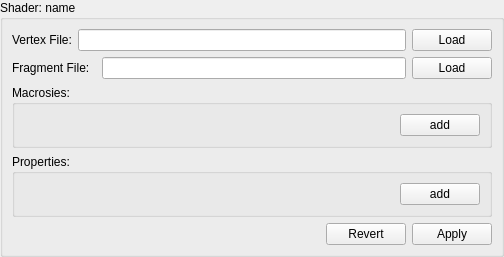
Above: Editor/Sources/PropertyViews/ShaderView.ui from maxon887/Cross before the change. Below: the same form after it.
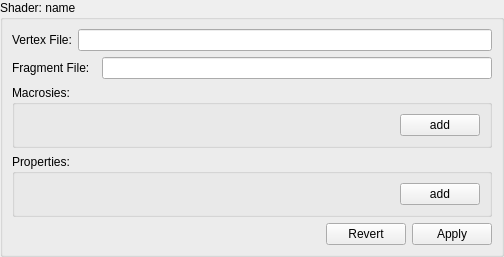
That is the form after the change. Custom widgets are drawn as their Qt base class.

Commit message: Editor: shader view visual fixes

What changed in the file:
```diff
--- a/Editor/Sources/PropertyViews/ShaderView.ui
+++ b/Editor/Sources/PropertyViews/ShaderView.ui
@@ -60,19 +60,6 @@
           </property>
          </widget>
         </item>
-        <item>
-         <widget class="QPushButton" name="vertexBtn">
-          <property name="maximumSize">
-           <size>
-            <width>100</width>
-            <height>31</height>
-           </size>
-          </property>
-          <property name="text">
-           <string>Load</string>
-          </property>
-         </widget>
-        </item>
        </layout>
       </item>
       <item>
@@ -91,19 +78,6 @@
           </property>
          </widget>
         </item>
-        <item>
-         <widget class="QPushButton" name="fragmentBtn">
-          <property name="maximumSize">
-           <size>
-            <width>100</width>
-            <height>31</height>
-           </size>
-          </property>
-          <property name="text">
-           <string>Load</string>
-          </property>
-         </widget>
-        </item>
        </layout>
       </item>
       <item>
```
The commit also changes 2 other files.
